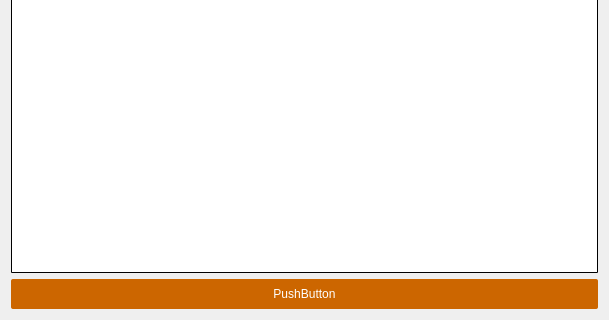
Qt form PSIArchiver/datasetbrowser.ui (paulscherrerinstitute/scicat-qt) before a commit; both pictures show x 0 to 609 and y 149 to 469 of the 609 by 469 pixel window.
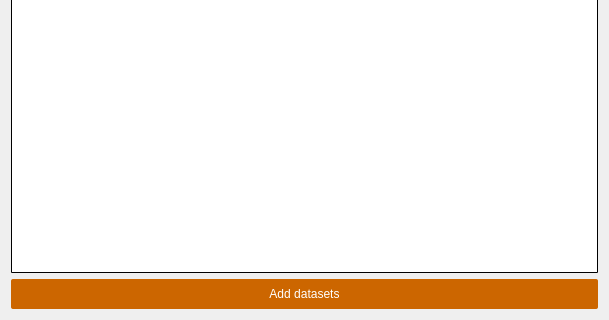
The same form after that commit.

```diff
--- a/PSIArchiver/datasetbrowser.ui
+++ b/PSIArchiver/datasetbrowser.ui
@@ -53,7 +53,7 @@
 QPushButton:hover{background-color: rgb(244, 122, 0); color: rgb(255, 255, 255)}</string>
      </property>
      <property name="text">
-      <string>PushButton</string>
+      <string>Add datasets</string>
      </property>
     </widget>
    </item>
```
Left out of the diff: 2 changed lines with no effect on the pictures.
